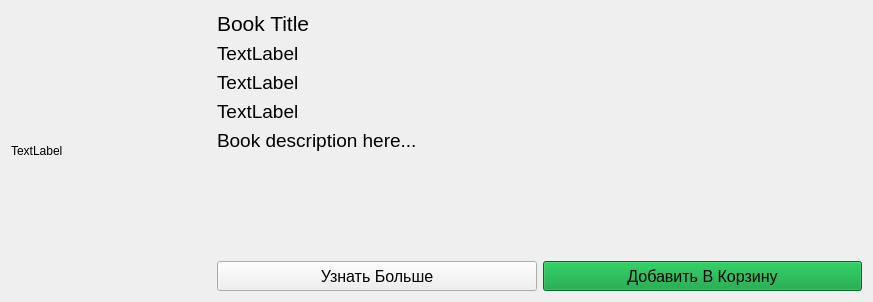
Above: design/ui/book_card.ui from Sandrkll1/BookStore before the change. Below: the same form after it.
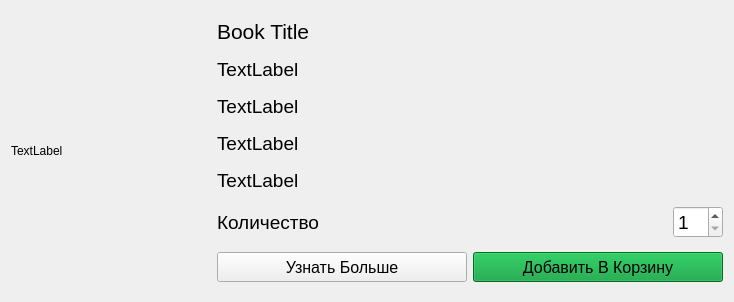
That is the form after the change.

Commit message: Changed book card view

```diff
--- a/design/ui/book_card.ui
+++ b/design/ui/book_card.ui
@@ -6,8 +6,8 @@
    <rect>
     <x>0</x>
     <y>0</y>
-    <width>873</width>
-    <height>300</height>
+    <width>734</width>
+    <height>298</height>
    </rect>
   </property>
   <property name="maximumSize">
@@ -37,7 +37,7 @@
     </widget>
    </item>
    <item>
-    <layout class="QVBoxLayout" name="verticalLayout" stretch="0,0,0,0,0,0">
+    <layout class="QVBoxLayout" name="verticalLayout" stretch="0,0,0,0,0,0,0">
      <item>
       <widget class="QLabel" name="bookTitle">
        <property name="sizePolicy">
@@ -95,6 +95,12 @@
      </item>
      <item>
       <widget class="QLabel" name="bookCategory">
+       <property name="sizePolicy">
+        <sizepolicy hsizetype="Preferred" vsizetype="Maximum">
+         <horstretch>0</horstretch>
+         <verstretch>0</verstretch>
+        </sizepolicy>
+       </property>
        <property name="font">
         <font>
          <pointsize>14</pointsize>
@@ -107,6 +113,12 @@
      </item>
      <item>
       <widget class="QLabel" name="bookYear">
+       <property name="sizePolicy">
+        <sizepolicy hsizetype="Preferred" vsizetype="Maximum">
+         <horstretch>0</horstretch>
+         <verstretch>0</verstretch>
+        </sizepolicy>
+       </property>
        <property name="font">
         <font>
          <pointsize>14</pointsize>
@@ -120,34 +132,63 @@
      <item>
       <widget class="QLabel" name="bookDescription">
        <property name="sizePolicy">
-        <sizepolicy hsizetype="Preferred" vsizetype="Expanding">
+        <sizepolicy hsizetype="Preferred" vsizetype="Maximum">
          <horstretch>0</horstretch>
          <verstretch>0</verstretch>
         </sizepolicy>
        </property>
        <property name="font">
         <font>
-         <family>MS Shell Dlg 2</family>
          <pointsize>14</pointsize>
-         <weight>50</weight>
-         <italic>false</italic>
-         <bold>false</bold>
         </font>
        </property>
-       <property name="styleSheet">
-        <string notr="true">font: 14pt &quot;MS Shell Dlg 2&quot;;</string>
-       </property>
        <property name="text">
-        <string>Book description here...</string>
+        <string>TextLabel</string>
        </property>
-       <property name="alignment">
-        <set>Qt::AlignLeading|Qt::AlignLeft|Qt::AlignTop</set>
-       </property>
-       <property name="wordWrap">
-        <bool>true</bool>
-       </property>
       </widget>
      </item>
+     <item>
+      <layout class="QHBoxLayout" name="bookCountHorizontalLayout">
+       <item>
+        <widget class="QLabel" name="countLabel">
+         <property name="font">
+          <font>
+           <pointsize>14</pointsize>
+           <weight>50</weight>
+           <bold>false</bold>
+          </font>
+         </property>
+         <property name="text">
+          <string>Количество</string>
+         </property>
+        </widget>
+       </item>
+       <item>
+        <widget class="QSpinBox" name="countSpinBox">
+         <property name="minimumSize">
+          <size>
+           <width>0</width>
+           <height>30</height>
+          </size>
+         </property>
+         <property name="maximumSize">
+          <size>
+           <width>50</width>
+           <height>16777215</height>
+          </size>
+         </property>
+         <property name="font">
+          <font>
+           <pointsize>14</pointsize>
+          </font>
+         </property>
+         <property name="minimum">
+          <number>1</number>
+         </property>
+        </widget>
+       </item>
+      </layout>
+     </item>
      <item>
       <layout class="QHBoxLayout" name="horizontalLayout_4">
        <item>
```
Left out of the diff: 14 changed lines with no effect on the pictures. The commit also changes 10 other files.
